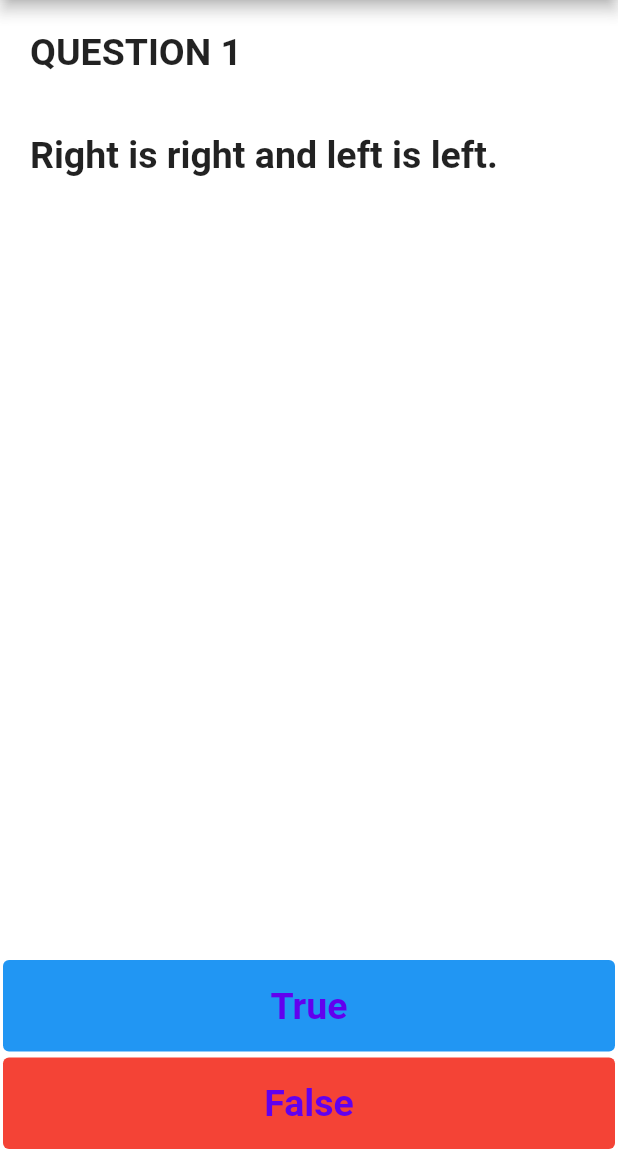
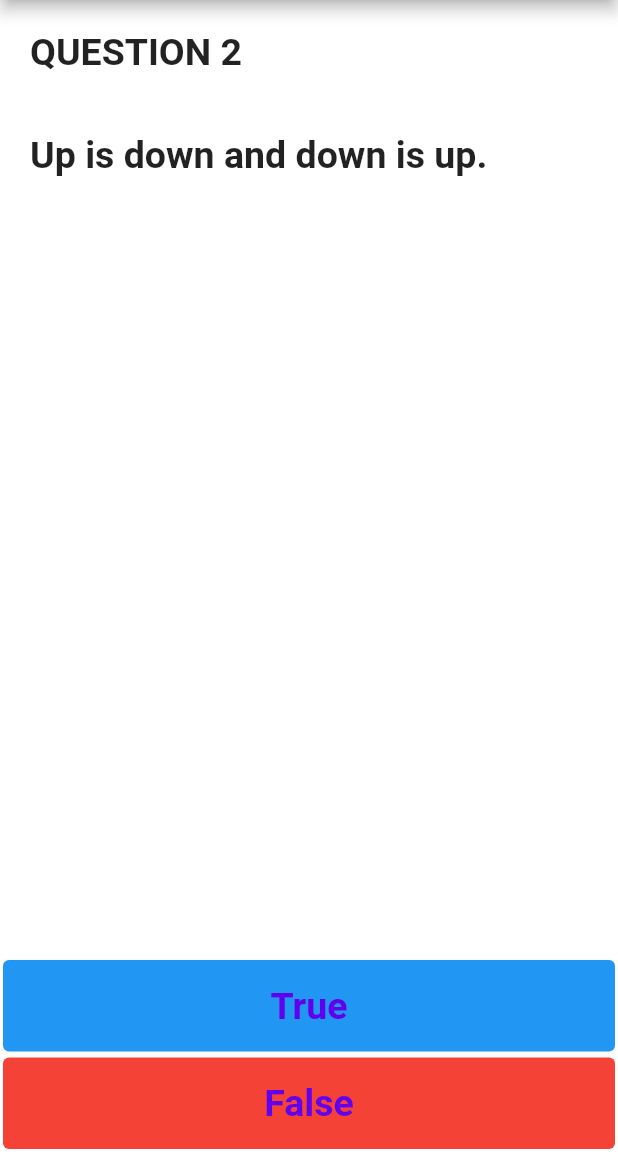
Before and after one commit to DBerry07/Flutter_QuizGame, a Flutter app: the screen it shows after launch, after a tap on "True", on a phone screen of 412 x 824 dp, the part 84-1236 px from its top. Run offline on Flutter 3.47's test engine with Material 3 defaults, Android fonts, the phone set to English and light mode, and no system bars.

Commit message:
Add question change on player answering

```diff
--- a/lib/homepage.dart
+++ b/lib/homepage.dart
@@ -19,6 +19,9 @@ class _HomepageState extends State<Homepage> {
     print('Checking player answer of ${playerChoice.name}...');
     bool result = quizService.checkPlayerAnswer(playerChoice);
     result ? print('Player got it RIGHT') : print('Player got it WRONG');
+    setState(() {
+      quizService.nextQuestion();
+    });
   }
 
   @override
--- a/lib/quiz_model.dart
+++ b/lib/quiz_model.dart
@@ -5,6 +5,7 @@ class QuizModel {
 
   final List<QuizQuestion> _questionBank = [
     QuizQuestion(questionText: 'Right is right and left is left.', choice1: 'True', choice2: 'False', answer: QuizChoice.Choice1),
+    QuizQuestion(questionText: 'Up is down and down is up.', choice1: 'True', choice2: 'False', answer: QuizChoice.Choice2),
   ];
 
   List<QuizQuestion> getQuestionBank() => _questionBank;
```
